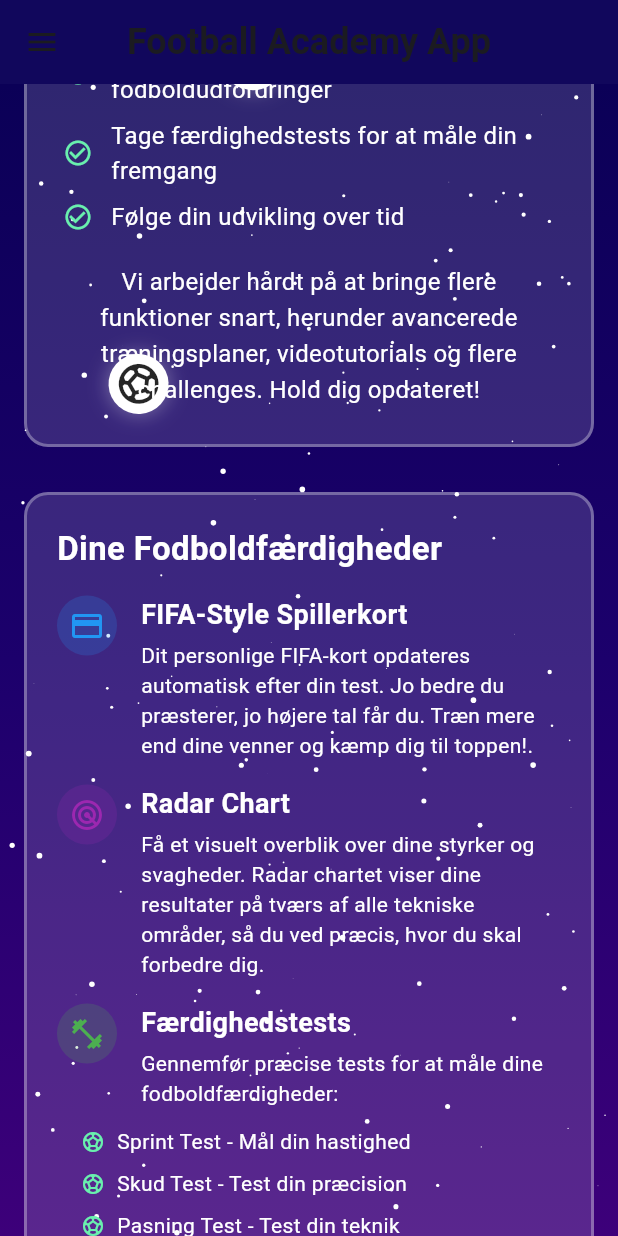
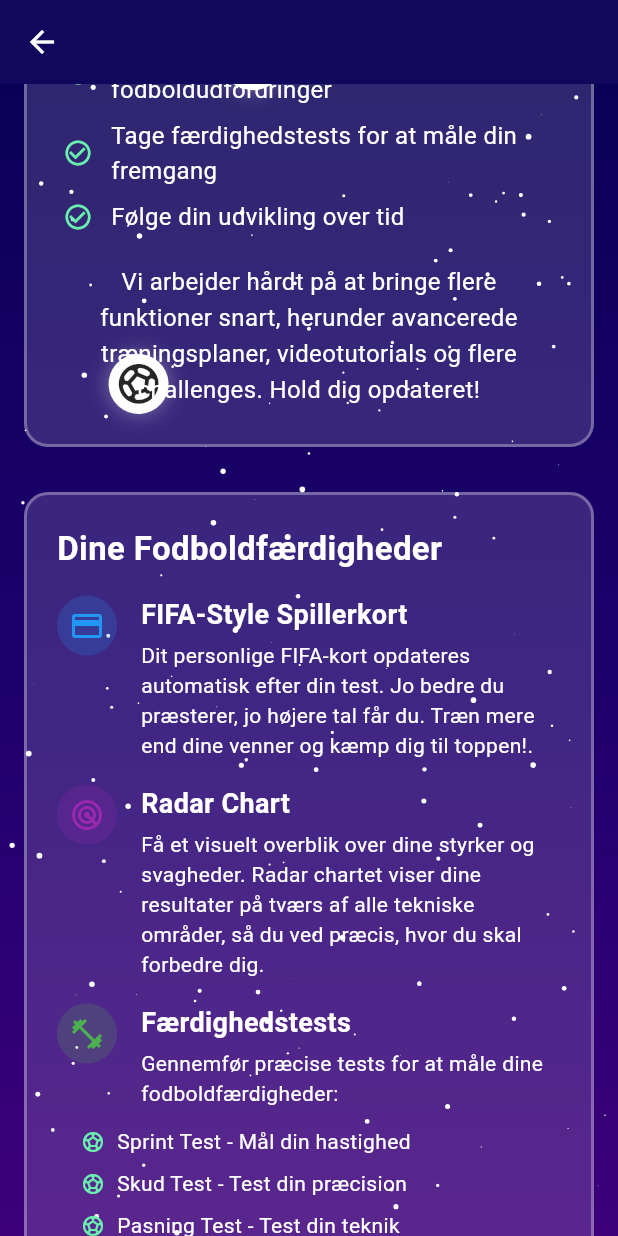
Before and after one commit to Ottoipsen-CA/Copenhagen-Academy-App, a Flutter app: the InfoPage screen opened by its route, scrolled down 576 dp, on a phone screen of 412 x 824 dp. Run offline on Flutter 3.47's test engine with Material 3 defaults, Android fonts, the phone set to English and light mode, and no system bars; our stand-ins replace flutter_secure_storage, image_picker, shared_preferences; missing offline and left inert: universal_html; accounts and stored records are empty.

Commit message:
change the info page to have a white return button and no navigation drawer

```diff
--- a/football_academy_app/frontend/lib/screens/info/info_page.dart
+++ b/football_academy_app/frontend/lib/screens/info/info_page.dart
@@ -36,11 +36,13 @@ class _InfoPageState extends State<InfoPage> with SingleTickerProviderStateMixin
   Widget build(BuildContext context) {
     return Scaffold(
       appBar: AppBar(
-        title: const Text('Football Academy App', style: TextStyle(fontSize: 24, fontWeight: FontWeight.bold)),
-        centerTitle: true,
+        title: const Text(''),
+        leading: IconButton(
+          icon: const Icon(Icons.arrow_back, color: Colors.white),
+          onPressed: () => Navigator.of(context).pop(),
+        ),
         backgroundColor: const Color(0xFF0B0057),
       ),
-      drawer: const CustomNavigationDrawer(currentPage: 'info'),
       body: Container(
         decoration: const BoxDecoration(
           gradient: LinearGradient(
```
